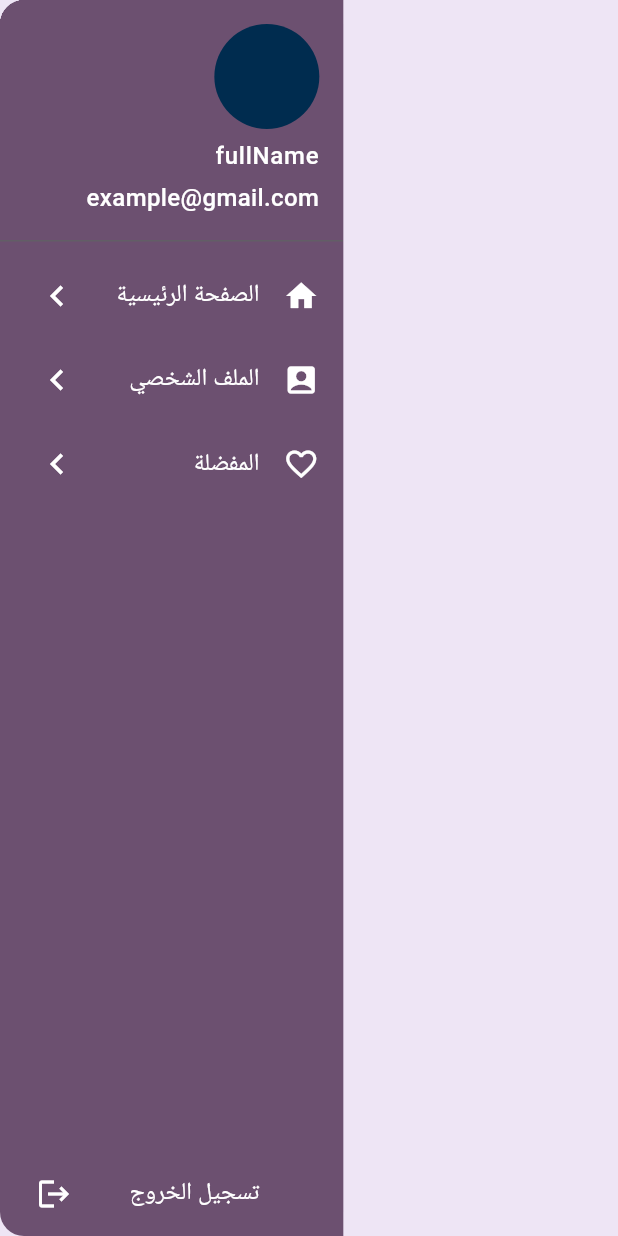
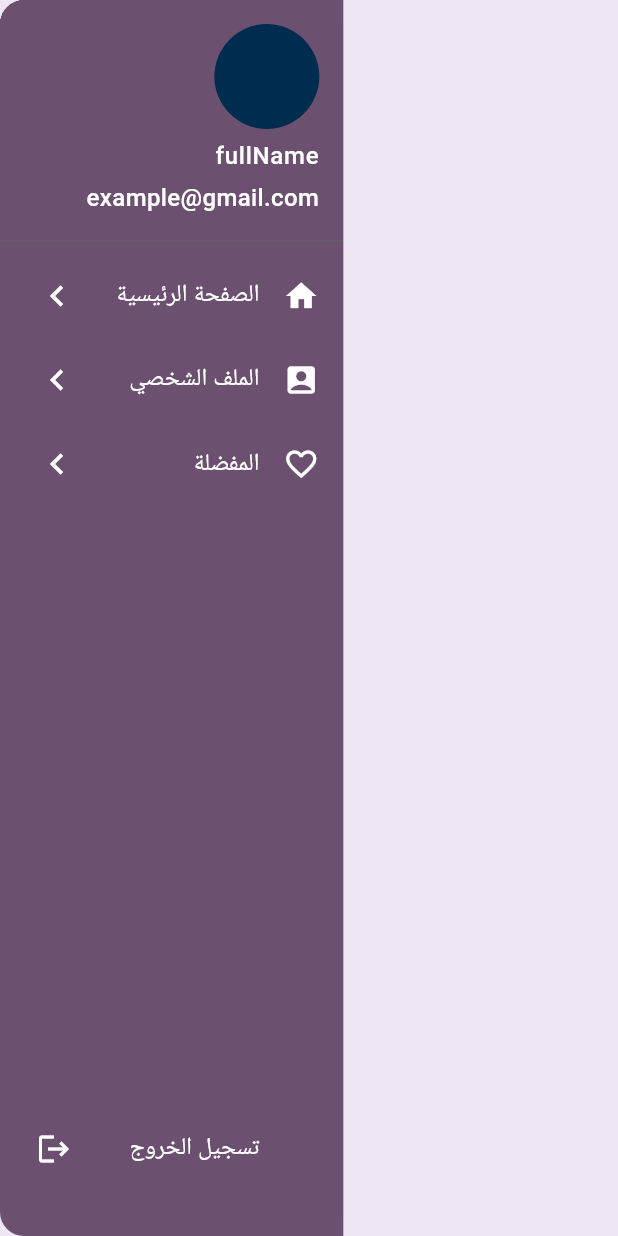
Before and after one commit to NaserAlomosh/jo_driving_license, a Flutter app: the AppDrawer widget shown alone on an empty page, opened directly, on a phone screen of 412 x 824 dp. Run offline on Flutter 3.47's test engine with Material 3 defaults, Android fonts, the phone set to English and light mode, and no system bars; our stand-ins replace awesome_bottom_bar, cached_network_image, cloud_firestore, easy_localization, firebase_auth, firebase_core and 8 more; missing offline and left inert: encrypt; accounts and stored records are empty; Roboto replaces fonts that are missing (SF Pro Display); project files that could hold a hidden picture were left out.

Commit message:
edit BottomNavBarApp

```diff
--- a/lib/features/botton_nav_bar/botton_nav_bar.dart
+++ b/lib/features/botton_nav_bar/botton_nav_bar.dart
@@ -39,11 +39,11 @@ class BottomNavBarAppState extends State<BottomNavBarApp> {
   final List<TabItem> items = [
     TabItem(
       icon: Icons.home,
-      title: tr('home'),
+      // title: tr('home'),
     ),
     TabItem(
       icon: Icons.favorite,
-      title: tr('favourite'),
+      // title: tr('favourite'),
     ),
     // const TabItem(
     //   icon: Icons.search_sharp,
@@ -51,7 +51,7 @@ class BottomNavBarAppState extends State<BottomNavBarApp> {
     // ),
     TabItem(
       icon: Icons.account_box,
-      title: tr('profile'),
+      // title: tr('profile'),
     ),
   ];
   @override
--- a/lib/features/botton_nav_bar/widgets/app_drawer.dart
+++ b/lib/features/botton_nav_bar/widgets/app_drawer.dart
@@ -47,13 +47,16 @@ class AppDrawer extends StatelessWidget {
                   // ),
                   //isPortraitScreen(context) ? heightSpace(450) : heightSpace(100),
                   const Spacer(),
-                  _listTile(
+                  Padding(
+                    padding: EdgeInsets.only(bottom: 30.h),
+                    child: _listTile(
                       context,
                       tr('logout'),
                       trailingIcon: Icon(
                         Icons.logout,
                         size: 24.sp,
                         color: Theme.of(context).colorScheme.onPrimary,
+                      ),
                     ),
                   ),
                 ],
```
Lines whose indentation alone changed are shown as unchanged.
